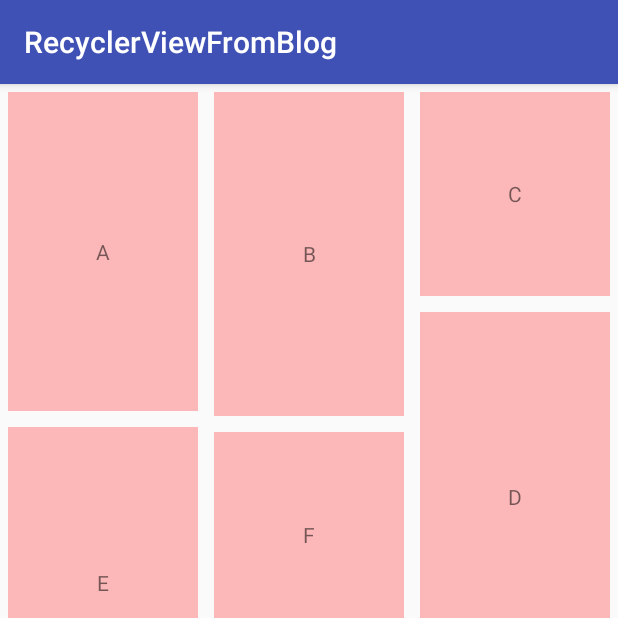
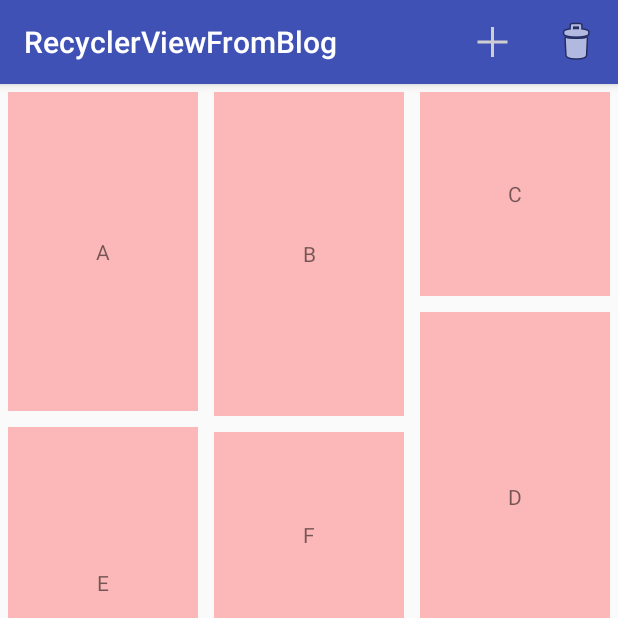
Before and after one commit to dangxy/RecyclerViewFromBlog, an Android app: the screen it shows after launch (MainActivity), on a phone screen of 412 x 824 dp, the top half of it. Run offline under Robolectric (Android 15) with nearby library versions, the phone set to English and light mode, and no system bars.

```diff
--- a/app/src/main/java/com/example/dangxueyi/recyclerviewfromblog/MainActivity.java
+++ b/app/src/main/java/com/example/dangxueyi/recyclerviewfromblog/MainActivity.java
@@ -2,15 +2,19 @@ package com.example.dangxueyi.recyclerviewfromblog;
 
 import android.content.Context;
 import android.os.Bundle;
-import android.support.v7.app.AppCompatActivity;
+import android.support.v7.app.ActionBarActivity;
 import android.support.v7.widget.RecyclerView;
 import android.support.v7.widget.StaggeredGridLayoutManager;
+import android.view.Menu;
+import android.view.MenuItem;
+import android.view.View;
+import android.widget.Toast;
 
 import com.example.dangxueyi.recyclerviewfromblog.adapter.RecycleViewAdapter;
 
 import java.util.ArrayList;
 
-public class MainActivity extends AppCompatActivity {
+public class MainActivity extends ActionBarActivity {
 
 
 
@@ -18,6 +22,7 @@ public class MainActivity extends AppCompatActivity {
     private ArrayList<String> arrayList;
 
     private Context mContext;
+    private  RecycleViewAdapter mRecycleviewAdapter;
 
     @Override
     protected void onCreate(Bundle savedInstanceState) {
@@ -36,9 +41,46 @@ public class MainActivity extends AppCompatActivity {
             arrayList.add("" + (char) i);
         }
         mRecyclerView.setLayoutManager(new StaggeredGridLayoutManager(3,StaggeredGridLayoutManager.VERTICAL));
-        mRecyclerView.setAdapter(new RecycleViewAdapter(mContext, arrayList));
+
+        mRecycleviewAdapter = new RecycleViewAdapter(mContext, arrayList);
+        mRecyclerView.setAdapter(mRecycleviewAdapter);
+
+
+        mRecycleviewAdapter.setOnItemClickListener(new RecycleViewAdapter.OnItemClickListener(){
+            @Override
+            public void onItemClick(View view, int position) {
+
+                Toast.makeText(mContext,position+"click",Toast.LENGTH_SHORT).show();
+            }
+
+            @Override
+            public void onItemLongClickListener(View view, int position) {
+                Toast.makeText(mContext,position+"remove ",Toast.LENGTH_SHORT).show();
+            }
+        });
 
     }
 
+    @Override
+    public boolean onCreateOptionsMenu(Menu menu) {
+        getMenuInflater().inflate(R.menu.main_staggered,menu);
+        return super.onCreateOptionsMenu(menu);
+    }
 
+    @Override
+    public boolean onOptionsItemSelected(MenuItem item) {
+
+        switch (item.getItemId()){
+            case R.id.id_action_add:
+
+                mRecycleviewAdapter.addItem(1);
+                break;
+            case R.id.id_action_delete:
+                mRecycleviewAdapter.deleteItem(1);
+
+                       break;
+
+        }
+        return super.onOptionsItemSelected(item);
+    }
 }
--- a/app/src/main/java/com/example/dangxueyi/recyclerviewfromblog/adapter/RecycleViewAdapter.java
+++ b/app/src/main/java/com/example/dangxueyi/recyclerviewfromblog/adapter/RecycleViewAdapter.java
@@ -22,6 +22,7 @@ public class RecycleViewAdapter extends RecyclerView.Adapter<RecycleViewAdapter.
 
     private List<Integer> mHeights;
 
+    private OnItemClickListener mOnItemClickListener;
     public RecycleViewAdapter(Context context, ArrayList<String> arrayList) {
         this.context = context;
         this.arrayList = arrayList;
@@ -31,7 +32,14 @@ public class RecycleViewAdapter extends RecyclerView.Adapter<RecycleViewAdapter.
             mHeights.add((int)(100+Math.random()*300));
         }
     }
+    public interface OnItemClickListener{
+        void onItemClick(View view ,int position);
+        void onItemLongClickListener(View view ,int position);
+    }
 
+    public  void setOnItemClickListener(OnItemClickListener onItemClickListener){
+        this.mOnItemClickListener= onItemClickListener;
+    }
     @Override
     public MyBaseViewHolder onCreateViewHolder(ViewGroup parent, int viewType) {
 
@@ -41,13 +49,32 @@ public class RecycleViewAdapter extends RecyclerView.Adapter<RecycleViewAdapter.
     }
 
     @Override
-    public void onBindViewHolder(MyBaseViewHolder holder, int position) {
+    public void onBindViewHolder(final MyBaseViewHolder holder, final int position) {
 
        ViewGroup.LayoutParams lp = holder.textView.getLayoutParams();
         lp.height= mHeights.get(position);
         holder.textView.setLayoutParams(lp);
 
         holder.textView.setText(arrayList.get(position));
+
+        if(mOnItemClickListener!=null){
+            holder.itemView.setOnClickListener(new View.OnClickListener() {
+                @Override
+                public void onClick(View v) {
+                    int pos  = holder.getLayoutPosition();
+                    mOnItemClickListener.onItemClick(holder.itemView,pos);
+                }
+            });
+            holder.itemView.setOnLongClickListener(new View.OnLongClickListener() {
+                @Override
+                public boolean onLongClick(View v) {
+                    int pos = holder.getLayoutPosition();
+                    mOnItemClickListener.onItemLongClickListener(holder.itemView,pos);
+                    deleteItem(position);
+                    return false;
+                }
+            });
+        }
     }
     @Override
     public int getItemCount() {
@@ -63,4 +90,15 @@ public class RecycleViewAdapter extends RecyclerView.Adapter<RecycleViewAdapter.
         }
 
     }
+   public void addItem (int position){
+        arrayList.add(position,"insertData");
+       notifyItemInserted(position);
+
+    }
+
+    public void deleteItem(int position){
+        arrayList.remove(position);
+        notifyItemRemoved(position);
+    }
+
 }
--- /dev/null
+++ b/app/src/main/res/menu/main_staggered.xml
@@ -0,0 +1,17 @@
+<?xml version="1.0" encoding="utf-8"?>
+<menu xmlns:android="http://schemas.android.com/apk/res/android"
+    xmlns:app="http://schemas.android.com/apk/res-auto">
+    <item
+        android:id="@+id/id_action_add"
+        android:icon="@mipmap/actionbar_add_icon"
+        android:orderInCategory="100"
+        android:title="add"
+        app:showAsAction="ifRoom">
+    </item>
+    <item
+        android:id="@+id/id_action_delete"
+        android:icon="@mipmap/ic_menu_delete"
+        android:orderInCategory="100"
+        android:title="delete"
+        app:showAsAction="ifRoom"/>
+</menu>
```
Also changed, not shown: app/src/main/res/mipmap-mdpi/actionbar_add_icon.png (added), app/src/main/res/mipmap-mdpi/ic_menu_delete.png (added).
